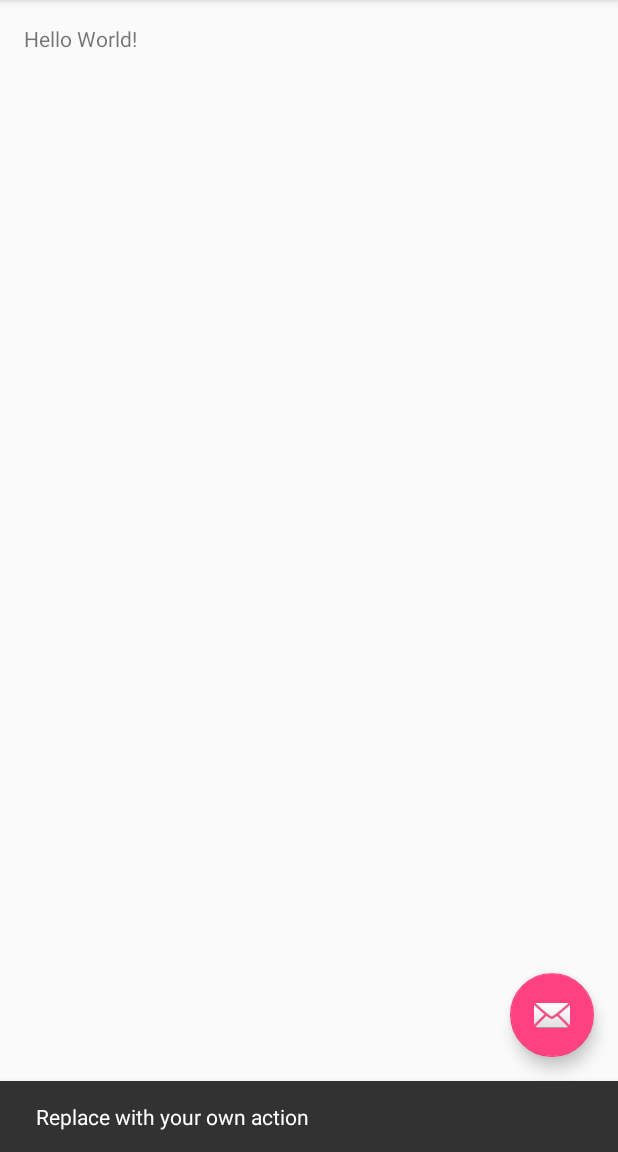
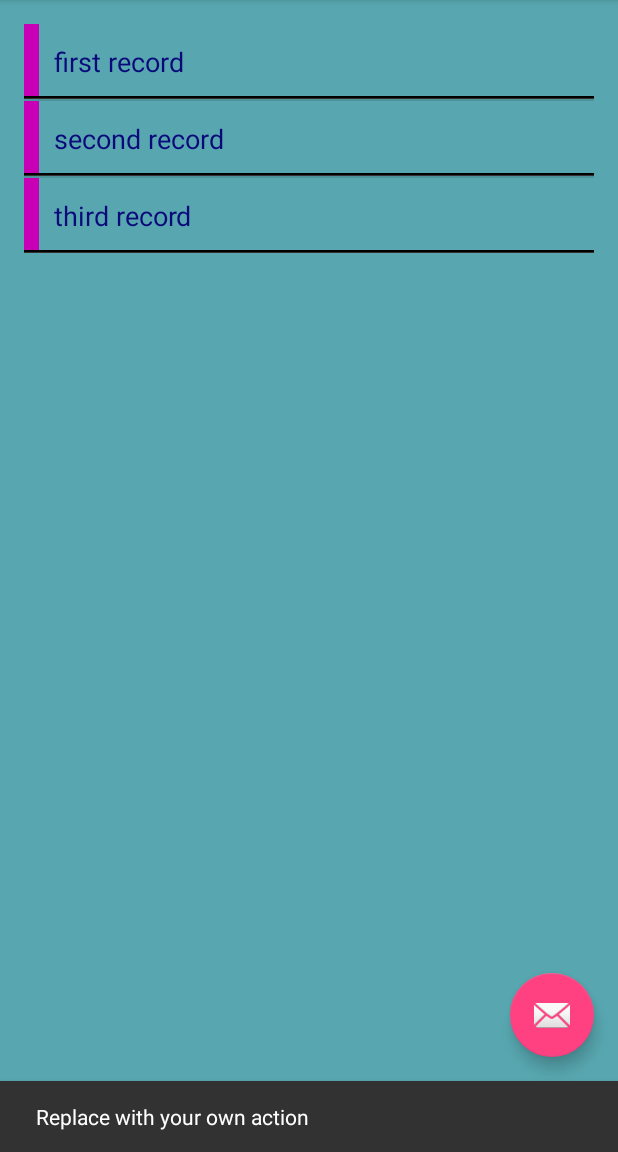
Before and after one commit to jaime-rey/avisos, an Android app: the screen it shows after launch (AvisosActivity), after a tap on an icon or button, on a phone screen of 412 x 824 dp, the part 84-1236 px from its top. Run offline under Robolectric (Android 15) with nearby library versions, the phone set to English and light mode, and no system bars.

Commit message:
Añadida ListView con colores personalizados

```diff
--- a/app/src/main/java/com/fullmind/avisos/AvisosActivity.java
+++ b/app/src/main/java/com/fullmind/avisos/AvisosActivity.java
@@ -8,8 +8,13 @@ import android.support.v7.widget.Toolbar;
 import android.view.View;
 import android.view.Menu;
 import android.view.MenuItem;
+import android.widget.ArrayAdapter;
+import android.widget.ListView;
 
 public class AvisosActivity extends AppCompatActivity {
+
+    private ListView mListView;
+    private String[] listaDeAvisos = new String[]{"first record","second record", "third record"};
 
     @Override
     protected void onCreate(Bundle savedInstanceState) {
@@ -26,6 +31,22 @@ public class AvisosActivity extends AppCompatActivity {
                         .setAction("Action", null).show();
             }
         });
+
+        mListView = (ListView) findViewById(R.id.avisos_list_view);
+
+        ArrayAdapter<String> arrayAdapter = new ArrayAdapter<String>(
+
+                //Context
+                this,
+                //Layout
+                R.layout.avisos_row,
+                //row (view)
+                R.id.row_text,
+                //data (model)
+                listaDeAvisos
+        );
+
+        mListView.setAdapter(arrayAdapter);
     }
 
     @Override
--- /dev/null
+++ b/app/src/main/res/layout/avisos_row.xml
@@ -0,0 +1,47 @@
+<?xml version="1.0" encoding="utf-8"?>
+<LinearLayout xmlns:android="http://schemas.android.com/apk/res/android"
+              android:layout_width="match_parent"
+              android:layout_height="50dp"
+              android:orientation="vertical">
+
+    <LinearLayout
+        android:orientation="horizontal"
+        android:layout_width="match_parent"
+        android:layout_height="48dp"
+        >
+
+        <view
+            android:layout_width="10dp"
+            android:layout_height="match_parent"
+            class="android.view.View"
+            android:id="@+id/row_tab"
+            android:background="@color/rosa"/>
+
+        <TextView
+            android:layout_width="match_parent"
+            android:layout_height="50dp"
+            android:textAppearance="?android:attr/textAppearanceLarge"
+            android:text="@string/aviso_text"
+            android:id="@+id/row_text"
+            android:textSize="18sp"
+            android:gravity="center_vertical"
+            android:padding="10dp"
+            android:background="@color/azul_claro"
+            android:textColor="@color/azul_oscuro"
+            android:ellipsize="end"
+            android:maxLines="1"/>
+
+    </LinearLayout>
+    <view
+        class="android.view.View"
+        android:layout_width="match_parent"
+        android:layout_height="1dp"
+        android:background="@color/negro"/>
+    <view
+        class="android.view.View"
+        android:layout_width="match_parent"
+        android:layout_height="1dp"
+        android:background="@color/gris"/>
+
+
+</LinearLayout>
--- a/app/src/main/res/layout/content_avisos.xml
+++ b/app/src/main/res/layout/content_avisos.xml
@@ -5,6 +5,7 @@
     xmlns:tools="http://schemas.android.com/tools"
     android:layout_width="match_parent"
     android:layout_height="match_parent"
+    android:background="@color/azul_claro"
     android:paddingBottom="@dimen/activity_vertical_margin"
     android:paddingLeft="@dimen/activity_horizontal_margin"
     android:paddingRight="@dimen/activity_horizontal_margin"
@@ -13,8 +14,12 @@
     tools:context="com.fullmind.avisos.AvisosActivity"
     tools:showIn="@layout/activity_avisos">
 
-    <TextView
-        android:layout_width="wrap_content"
+    <ListView
+        android:layout_width="match_parent"
         android:layout_height="wrap_content"
-        android:text="Hello World!"/>
+        android:id="@+id/avisos_list_view"
+        android:layout_alignParentTop="true"
+        android:layout_alignParentLeft="true"
+        android:layout_alignParentStart="true"
+        tools:listitem="@layout/avisos_row"/>
 </RelativeLayout>
--- a/app/src/main/res/values/colors.xml
+++ b/app/src/main/res/values/colors.xml
@@ -3,4 +3,9 @@
     <color name="colorPrimary">#3F51B5</color>
     <color name="colorPrimaryDark">#303F9F</color>
     <color name="colorAccent">#FF4081</color>
+    <color name="azul_claro">#58A7B0</color>
+    <color name="azul_oscuro">#09097B</color>
+    <color name="rosa">#C800B5</color>
+    <color name="negro">#000000</color>
+    <color name="gris">#333333</color>
 </resources>
--- a/app/src/main/res/values/strings.xml
+++ b/app/src/main/res/values/strings.xml
@@ -1,4 +1,5 @@
 <resources>
     <string name="app_name">Avisos</string>
     <string name="action_settings">Settings</string>
+    <string name="aviso_text">Aviso Text</string>
 </resources>
```
